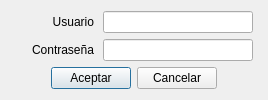
This is ManagerSystem/login.ui in radtek/manager as Qt 5 draws it before an edit. The edited form follows.
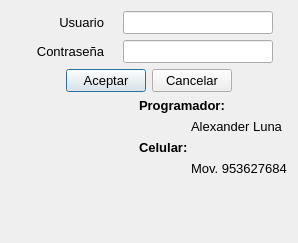
This is the edited form. Icons and pictures are not drawn.

```diff
--- a/ManagerSystem/login.ui
+++ b/ManagerSystem/login.ui
@@ -6,14 +6,18 @@
    <rect>
     <x>0</x>
     <y>0</y>
-    <width>268</width>
-    <height>99</height>
+    <width>298</width>
+    <height>243</height>
    </rect>
   </property>
   <property name="windowTitle">
    <string>Form</string>
   </property>
-  <layout class="QVBoxLayout" name="verticalLayout">
+  <property name="windowIcon">
+   <iconset resource="iconos.qrc">
+    <normaloff>:/new/Iconos/electronic_billing_machine_256.png</normaloff>:/new/Iconos/electronic_billing_machine_256.png</iconset>
+  </property>
+  <layout class="QVBoxLayout" name="verticalLayout_2">
    <item>
     <layout class="QHBoxLayout" name="horizontalLayout_4">
      <item>
@@ -33,6 +37,7 @@
        <property name="font">
         <font>
          <family>Segoe UI</family>
+         <pointsize>10</pointsize>
         </font>
        </property>
        <property name="text">
@@ -57,6 +62,11 @@
          <height>16777215</height>
         </size>
        </property>
+       <property name="font">
+        <font>
+         <pointsize>10</pointsize>
+        </font>
+       </property>
       </widget>
      </item>
     </layout>
@@ -80,6 +90,7 @@
        <property name="font">
         <font>
          <family>Segoe UI</family>
+         <pointsize>10</pointsize>
         </font>
        </property>
        <property name="text">
@@ -104,6 +115,11 @@
          <height>16777215</height>
         </size>
        </property>
+       <property name="font">
+        <font>
+         <pointsize>10</pointsize>
+        </font>
+       </property>
        <property name="echoMode">
         <enum>QLineEdit::Password</enum>
        </property>
@@ -131,6 +147,7 @@
        <property name="font">
         <font>
          <family>Segoe UI</family>
+         <pointsize>10</pointsize>
         </font>
        </property>
        <property name="text">
@@ -155,6 +172,7 @@
        <property name="font">
         <font>
          <family>Segoe UI</family>
+         <pointsize>10</pointsize>
         </font>
        </property>
        <property name="text">
@@ -180,6 +198,89 @@
      </item>
     </layout>
    </item>
+   <item>
+    <layout class="QHBoxLayout" name="horizontalLayout">
+     <item>
+      <widget class="QLabel" name="label">
+       <property name="text">
+        <string/>
+       </property>
+       <property name="pixmap">
+        <pixmap resource="iconos.qrc">:/new/Iconos/programmer.png</pixmap>
+       </property>
+      </widget>
+     </item>
+     <item>
+      <layout class="QVBoxLayout" name="verticalLayout">
+       <item>
+        <widget class="QLabel" name="label_2">
+         <property name="font">
+          <font>
+           <pointsize>10</pointsize>
+           <weight>75</weight>
+           <bold>true</bold>
+          </font>
+         </property>
+         <property name="text">
+          <string>Programador:</string>
+         </property>
+        </widget>
+       </item>
+       <item>
+        <widget class="QLabel" name="label_3">
+         <property name="font">
+          <font>
+           <pointsize>10</pointsize>
+          </font>
+         </property>
+         <property name="text">
+          <string>	Alexander Luna</string>
+         </property>
+        </widget>
+       </item>
+       <item>
+        <widget class="QLabel" name="label_4">
+         <property name="font">
+          <font>
+           <pointsize>10</pointsize>
+           <weight>75</weight>
+           <bold>true</bold>
+          </font>
+         </property>
+         <property name="text">
+          <string>Celular:</string>
+         </property>
+        </widget>
+       </item>
+       <item>
+        <widget class="QLabel" name="label_5">
+         <property name="font">
+          <font>
+           <pointsize>10</pointsize>
+          </font>
+         </property>
+         <property name="text">
+          <string>	Mov. 953627684</string>
+         </property>
+        </widget>
+       </item>
+       <item>
+        <spacer name="verticalSpacer">
+         <property name="orientation">
+          <enum>Qt::Vertical</enum>
+         </property>
+         <property name="sizeHint" stdset="0">
+          <size>
+           <width>20</width>
+           <height>40</height>
+          </size>
+         </property>
+        </spacer>
+       </item>
+      </layout>
+     </item>
+    </layout>
+   </item>
   </layout>
  </widget>
  <resources/>
```
Left out of the diff: 6 changed lines with no effect on the pictures.
